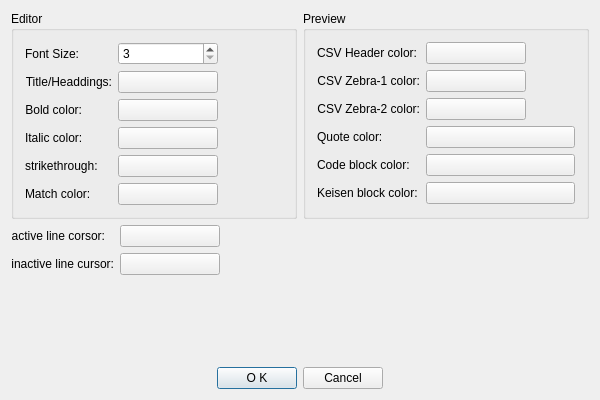
Qt form viMarkdown/viMarkdown/SettingsDialog.ui (shigmas/viMarkdown) before a commit.
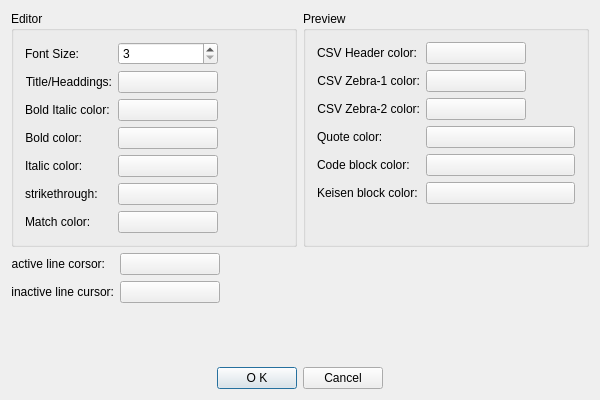
The same form after that commit.

Commit message: 0864 ◎ C 03/03 03/03 01121│問題│設定ダイアログ：Tab を押したときに選択される順序（タブオーダー）が不正

The edit to the form file:
```diff
--- a/viMarkdown/viMarkdown/SettingsDialog.ui
+++ b/viMarkdown/viMarkdown/SettingsDialog.ui
@@ -73,7 +73,7 @@
             </property>
            </widget>
           </item>
-          <item row="2" column="0">
+          <item row="3" column="0">
            <widget class="QLabel" name="label_6">
             <property name="text">
              <string>Bold color:</string>
@@ -83,7 +83,7 @@
             </property>
            </widget>
           </item>
-          <item row="2" column="1">
+          <item row="3" column="1">
            <widget class="QPushButton" name="boldColorPB">
             <property name="maximumSize">
              <size>
@@ -96,14 +96,14 @@
             </property>
            </widget>
           </item>
-          <item row="7" column="0">
+          <item row="8" column="0">
            <widget class="QLabel" name="label_9">
             <property name="text">
              <string>Match color:</string>
             </property>
            </widget>
           </item>
-          <item row="7" column="1">
+          <item row="8" column="1">
            <widget class="QPushButton" name="matchColorPB">
             <property name="maximumSize">
              <size>
@@ -116,21 +116,21 @@
             </property>
            </widget>
           </item>
-          <item row="3" column="0">
+          <item row="4" column="0">
            <widget class="QLabel" name="label_10">
             <property name="text">
              <string>Italic color:</string>
             </property>
            </widget>
           </item>
-          <item row="4" column="0">
+          <item row="5" column="0">
            <widget class="QLabel" name="label_11">
             <property name="text">
              <string>strikethrough:</string>
             </property>
            </widget>
           </item>
-          <item row="3" column="1">
+          <item row="4" column="1">
            <widget class="QPushButton" name="italicColorPB">
             <property name="maximumSize">
              <size>
@@ -143,7 +143,7 @@
             </property>
            </widget>
           </item>
-          <item row="4" column="1">
+          <item row="5" column="1">
            <widget class="QPushButton" name="strikethroughColorPB">
             <property name="maximumSize">
              <size>
@@ -156,6 +156,26 @@
             </property>
            </widget>
           </item>
+          <item row="2" column="0">
+           <widget class="QLabel" name="label_15">
+            <property name="text">
+             <string>Bold Italic color:</string>
+            </property>
+           </widget>
+          </item>
+          <item row="2" column="1">
+           <widget class="QPushButton" name="boldItalicColorPB">
+            <property name="maximumSize">
+             <size>
+              <width>100</width>
+              <height>16777215</height>
+             </size>
+            </property>
+            <property name="text">
+             <string/>
+            </property>
+           </widget>
+          </item>
          </layout>
         </widget>
        </item>
```
Left out of the diff: 19 changed lines with no effect on the pictures. The commit also changes 4 other files.
